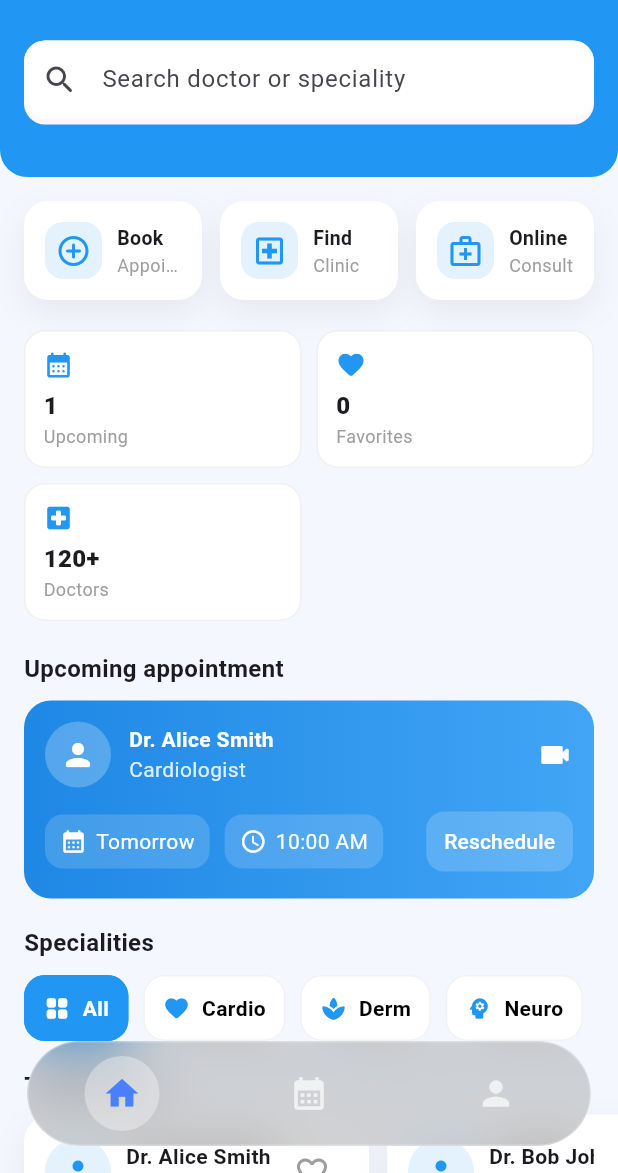
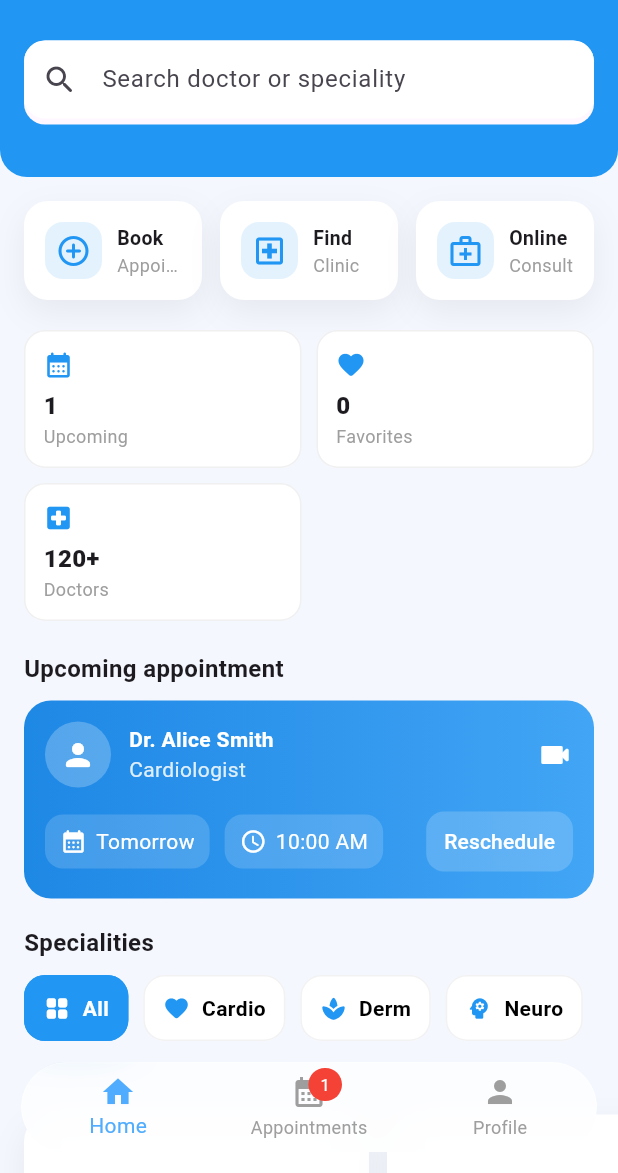
Before and after one commit to madproject6th/madprojects, a Flutter app: the HomeScreen screen opened directly, in the side drawer, after a tap on "Home", on a phone screen of 412 x 824 dp, the part 63-1236 px from its top. Run offline on Flutter 3.47's test engine with Material 3 defaults, Android fonts, the phone set to English and light mode, and no system bars; network calls fail.

Commit message:
Revert "my first project"

```diff
--- a/lib/ui/home/home_screen.dart
+++ b/lib/ui/home/home_screen.dart
@@ -34,10 +34,6 @@ class _HomeScreenState extends State<HomeScreen> {
     super.dispose();
   }
 
-  void _openDrawer() {
-    _scaffoldKey.currentState?.openDrawer();
-  }
-
   @override
   Widget build(BuildContext context) {
     final isWide = MediaQuery.sizeOf(context).width >= 900;
@@ -50,10 +46,9 @@ class _HomeScreenState extends State<HomeScreen> {
 
     return Scaffold(
       key: _scaffoldKey,
-      extendBody: true, // 🔥 blur ke liye MUST
       backgroundColor: const Color(0xFFF4F7FE),
 
-      drawer: AppDrawer(
+      drawer: _AppDrawer(
         selectedIndex: _selectedIndex,
         upcomingCount: _store.upcoming.length,
         onSelect: (i) {
@@ -85,10 +80,14 @@ class _HomeScreenState extends State<HomeScreen> {
             ),
     );
   }
+
+  void _openDrawer() {
+    _scaffoldKey.currentState?.openDrawer();
+  }
 }
 
 //
-// SIDE RAIL
+// 🔥 SIDE NAV (WEB)
 //
 class _SideRail extends StatelessWidget {
   final int selectedIndex;
@@ -98,12 +97,14 @@ class _SideRail extends StatelessWidget {
 
   @override
   Widget build(BuildContext context) {
-    return NavigationRail(
+    return Container(
+      color: Colors.white,
+      child: NavigationRail(
         selectedIndex: selectedIndex,
         onDestinationSelected: onSelect,
         labelType: NavigationRailLabelType.all,
-      selectedIconTheme: const IconThemeData(color: Color(0xFF4A80FF)),
-      selectedLabelTextStyle: const TextStyle(color: Color(0xFF4A80FF)),
+        selectedIconTheme: const IconThemeData(color: Color(0xFF4FACFE)),
+        selectedLabelTextStyle: const TextStyle(color: Color(0xFF4FACFE)),
         destinations: const [
           NavigationRailDestination(
             icon: Icon(Icons.home_outlined),
@@ -121,12 +122,13 @@ class _SideRail extends StatelessWidget {
             label: Text("Profile"),
           ),
         ],
+      ),
     );
   }
 }
 
 //
-// 🔥 GLASS NAVBAR (FIXED VERSION)
+// 🔥 GLASS BOTTOM NAV
 //
 class _GlassBottomNav extends StatelessWidget {
   final int index;
@@ -137,177 +139,34 @@ class _GlassBottomNav extends StatelessWidget {
   @override
   Widget build(BuildContext context) {
     return Padding(
-      padding: const EdgeInsets.all(18),
+      padding: const EdgeInsets.all(14),
       child: ClipRRect(
-        borderRadius: BorderRadius.circular(40),
+        borderRadius: BorderRadius.circular(30),
         child: BackdropFilter(
-          filter: ImageFilter.blur(sigmaX: 18, sigmaY: 18),
+          filter: ImageFilter.blur(sigmaX: 15, sigmaY: 15),
           child: Container(
-            height: 70,
             decoration: BoxDecoration(
-              color: const Color.fromARGB(255, 46, 46, 46).withOpacity(0.2),
-              borderRadius: BorderRadius.circular(40),
+              color: Colors.white.withOpacity(0.7),
+              borderRadius: BorderRadius.circular(30),
               border: Border.all(color: Colors.white.withOpacity(0.3)),
             ),
-            child: Row(
-              mainAxisAlignment: MainAxisAlignment.spaceAround,
-              children: [
-                _navItem(Icons.home, 0),
-                _navItem(Icons.calendar_month, 1),
-                _navItem(Icons.person, 2),
-              ],
+            child: BottomNavigationBar(
+              currentIndex: index,
+              onTap: onTap,
+              elevation: 0,
+              backgroundColor: Colors.transparent,
+              selectedItemColor: const Color(0xFF4FACFE),
+              unselectedItemColor: Colors.grey,
+              items: const [
+                BottomNavigationBarItem(icon: Icon(Icons.home), label: "Home"),
+                BottomNavigationBarItem(
+                  icon: _AppointmentsNavIcon(),
+                  label: "Appointments",
                 ),
+                BottomNavigationBarItem(
+                  icon: Icon(Icons.person),
+                  label: "Profile",
                 ),
-        ),
-      ),
-    );
-  }
-
-  Widget _navItem(IconData icon, int i) {
-    final isSelected = index == i;
-
-    return MouseRegion(
-      cursor: SystemMouseCursors.click,
-      child: GestureDetector(
-        onTap: () => onTap(i),
-        child: AnimatedContainer(
-          duration: const Duration(milliseconds: 250),
-          padding: const EdgeInsets.all(12),
-          decoration: BoxDecoration(
-            color: isSelected
-                ? Colors.white.withOpacity(0.35)
-                : Colors.transparent,
-            shape: BoxShape.circle,
-          ),
-          child: Icon(
-            icon,
-            size: 26,
-            color: isSelected ? const Color(0xFF4A80FF) : Colors.white70,
-          ),
-        ),
-      ),
-    );
-  }
-}
-
-//
-// 🔥 DRAWER (YOUR STYLE - CLEANED)
-//
-class AppDrawer extends StatelessWidget {
-  final int selectedIndex;
-  final int upcomingCount;
-  final ValueChanged<int> onSelect;
-
-  const AppDrawer({
-    super.key,
-    required this.selectedIndex,
-    required this.upcomingCount,
-    required this.onSelect,
-  });
-
-  @override
-  Widget build(BuildContext context) {
-    return Drawer(
-      backgroundColor: Colors.transparent,
-      elevation: 0,
-      child: Container(
-        decoration: const BoxDecoration(
-          gradient: LinearGradient(
-            colors: [Color(0xFF4A80FF), Color(0xFF3A6FE0)],
-            begin: Alignment.topLeft,
-            end: Alignment.bottomRight,
-          ),
-          borderRadius: BorderRadius.only(
-            topRight: Radius.circular(30),
-            bottomRight: Radius.circular(30),
-          ),
-        ),
-        child: SafeArea(
-          child: Padding(
-            padding: const EdgeInsets.symmetric(horizontal: 18),
-            child: Column(
-              crossAxisAlignment: CrossAxisAlignment.start,
-              children: [
-                const SizedBox(height: 15),
-
-                const Text(
-                  "Sidebar",
-                  style: TextStyle(
-                    color: Colors.white,
-                    fontSize: 26,
-                    fontWeight: FontWeight.bold,
-                  ),
-                ),
-
-                const SizedBox(height: 10),
-                Container(height: 2, width: 60, color: Colors.white38),
-
-                const SizedBox(height: 25),
-
-                const Row(
-                  children: [
-                    CircleAvatar(
-                      radius: 24,
-                      backgroundColor: Colors.white24,
-                      child: Icon(Icons.person, color: Colors.white),
-                    ),
-                    SizedBox(width: 12),
-                    Column(
-                      crossAxisAlignment: CrossAxisAlignment.start,
-                      children: [
-                        Text(
-                          "Ali",
-                          style: TextStyle(
-                            color: Colors.white,
-                            fontWeight: FontWeight.bold,
-                          ),
-                        ),
-                        Text(
-                          "ali@example.com",
-                          style: TextStyle(color: Colors.white70, fontSize: 12),
-                        ),
-                      ],
-                    ),
-                  ],
-                ),
-
-                const SizedBox(height: 30),
-                const Divider(color: Colors.white24),
-                const SizedBox(height: 20),
-
-                _DrawerTile(
-                  selected: selectedIndex == 0,
-                  icon: Icons.home_outlined,
-                  title: "Home",
-                  onTap: () => onSelect(0),
-                ),
-                _DrawerTile(
-                  selected: selectedIndex == 1,
-                  icon: Icons.calendar_month_outlined,
-                  title: "Appointments",
-                  trailing: upcomingCount > 0
-                      ? _Badge(count: upcomingCount)
-                      : null,
-                  onTap: () => onSelect(1),
-                ),
-                _DrawerTile(
-                  selected: selectedIndex == 2,
-                  icon: Icons.person_outline,
-                  title: "Profile",
-                  onTap: () => onSelect(2),
-                ),
-
-                const Spacer(),
-                const Divider(color: Colors.white24),
-
-                _DrawerTile(
-                  selected: false,
-                  icon: Icons.settings_outlined,
-                  title: "Settings",
-                  onTap: () {},
-                ),
-
-                const SizedBox(height: 20),
               ],
             ),
           ),
@@ -318,9 +177,98 @@ class AppDrawer extends StatelessWidget {
 }
 
 //
-// DRAWER TILE
+// 🔥 PREMIUM DRAWER
 //
-class _DrawerTile extends StatefulWidget {
+class _AppDrawer extends StatelessWidget {
+  final int selectedIndex;
+  final int upcomingCount;
+  final ValueChanged<int> onSelect;
+
+  const _AppDrawer({
+    required this.selectedIndex,
+    required this.upcomingCount,
+    required this.onSelect,
+  });
+
+  @override
+  Widget build(BuildContext context) {
+    return Drawer(
+      child: Column(
+        children: [
+          Container(
+            width: double.infinity,
+            padding: const EdgeInsets.all(20),
+            decoration: const BoxDecoration(
+              gradient: LinearGradient(
+                colors: [Color(0xFF667EEA), Color(0xFF764BA2)],
+              ),
+            ),
+            child: Row(
+              children: const [
+                CircleAvatar(
+                  radius: 28,
+                  backgroundColor: Colors.white,
+                  child: Icon(Icons.person, color: Colors.deepPurple),
+                ),
+                SizedBox(width: 12),
+                Column(
+                  crossAxisAlignment: CrossAxisAlignment.start,
+                  children: [
+                    Text(
+                      "Ali",
+                      style: TextStyle(
+                        color: Colors.white,
+                        fontSize: 18,
+                        fontWeight: FontWeight.bold,
+                      ),
+                    ),
+                    Text(
+                      "ali@example.com",
+                      style: TextStyle(color: Colors.white70),
+                    ),
+                  ],
+                ),
+              ],
+            ),
+          ),
+
+          const SizedBox(height: 10),
+
+          _DrawerTile(
+            selected: selectedIndex == 0,
+            icon: Icons.home,
+            title: "Home",
+            onTap: () => onSelect(0),
+          ),
+          _DrawerTile(
+            selected: selectedIndex == 1,
+            icon: Icons.calendar_month,
+            title: "Appointments",
+            trailing: upcomingCount > 0 ? _Badge(count: upcomingCount) : null,
+            onTap: () => onSelect(1),
+          ),
+          _DrawerTile(
+            selected: selectedIndex == 2,
+            icon: Icons.person,
+            title: "Profile",
+            onTap: () => onSelect(2),
+          ),
+
+          const Divider(),
+
+          _DrawerTile(
+            selected: false,
+            icon: Icons.settings,
+            title: "Settings",
+            onTap: () {},
+          ),
+        ],
+      ),
+    );
+  }
+}
+
+class _DrawerTile extends StatelessWidget {
   final bool selected;
   final IconData icon;
   final String title;
@@ -336,62 +284,20 @@ class _DrawerTile extends StatefulWidget {
   });
 
   @override
-  State<_DrawerTile> createState() => _DrawerTileState();
-}
-
-class _DrawerTileState extends State<_DrawerTile> {
-  bool _hover = false;
-
-  @override
   Widget build(BuildContext context) {
-    final active = widget.selected;
-
-    return MouseRegion(
-      cursor: SystemMouseCursors.click,
-      onEnter: (_) => setState(() => _hover = true),
-      onExit: (_) => setState(() => _hover = false),
-      child: GestureDetector(
-        onTap: widget.onTap,
-        child: AnimatedContainer(
-          duration: const Duration(milliseconds: 200),
-          margin: const EdgeInsets.symmetric(vertical: 6),
-          padding: const EdgeInsets.symmetric(horizontal: 14, vertical: 12),
-          decoration: BoxDecoration(
-            color: active
-                ? Colors.white
-                : _hover
-                ? Colors.white.withOpacity(0.18)
-                : Colors.transparent,
-            borderRadius: BorderRadius.circular(14),
+    return ListTile(
+      selected: selected,
+      onTap: onTap,
+      leading: Icon(
+        icon,
+        color: selected ? const Color(0xFF4FACFE) : Colors.grey,
       ),
-          child: Row(
-            children: [
-              Icon(
-                widget.icon,
-                color: active ? const Color(0xFF3A6FE0) : Colors.white,
-              ),
-              const SizedBox(width: 12),
-              Expanded(
-                child: Text(
-                  widget.title,
-
-                  style: TextStyle(
-                    color: active ? const Color(0xFF3A6FE0) : Colors.white,
-                  ),
-                ),
-              ),
-              if (widget.trailing != null) widget.trailing!,
-            ],
-          ),
-        ),
-      ),
+      title: Text(title),
+      trailing: trailing,
     );
   }
 }
 
-//
-// BADGE
-//
 class _Badge extends StatelessWidget {
   final int count;
 
@@ -400,15 +306,33 @@ class _Badge extends StatelessWidget {
   @override
   Widget build(BuildContext context) {
     return Container(
-      padding: const EdgeInsets.all(6),
-      decoration: const BoxDecoration(
+      padding: const EdgeInsets.symmetric(horizontal: 8, vertical: 3),
+      decoration: BoxDecoration(
         color: Colors.red,
-        shape: BoxShape.circle,
+        borderRadius: BorderRadius.circular(20),
       ),
       child: Text(
         count > 9 ? "9+" : "$count",
-        style: const TextStyle(color: Colors.white, fontSize: 10),
+        style: const TextStyle(color: Colors.white, fontSize: 11),
       ),
     );
   }
 }
+
+class _AppointmentsNavIcon extends StatelessWidget {
+  const _AppointmentsNavIcon();
+
+  @override
+  Widget build(BuildContext context) {
+    final count = AppointmentStore.instance.upcoming.length;
+
+    return Stack(
+      clipBehavior: Clip.none,
+      children: [
+        const Icon(Icons.calendar_month),
+        if (count > 0)
+          Positioned(top: -4, right: -10, child: _Badge(count: count)),
+      ],
+    );
+  }
+}
--- a/lib/ui/screen/login_screen.dart
+++ b/lib/ui/screen/login_screen.dart
@@ -19,13 +19,6 @@ class _LoginScreenState extends State<LoginScreen> {
   bool _obscure = true;
 
   @override
-  void dispose() {
-    _emailController.dispose();
-    _passwordController.dispose();
-    super.dispose();
-  }
-
-  @override
   Widget build(BuildContext context) {
     final width = MediaQuery.sizeOf(context).width;
     final cardWidth = width < 520 ? width * 0.92 : 450.0;
@@ -33,23 +26,25 @@ class _LoginScreenState extends State<LoginScreen> {
     return Scaffold(
       body: Stack(
         children: [
-          // Background Image
+          // 🔵 Background Image
           Container(
             decoration: const BoxDecoration(
               image: DecorationImage(
-                image: AssetImage("assets/images/backgroundimage.jpg"),
+                image: AssetImage(
+                  "assets/images/backgroundimage.jpg",
+                ), // apni image add karo
                 fit: BoxFit.cover,
               ),
             ),
           ),
 
-          // Blur Layer
+          // 🌫 Blur Effect
           BackdropFilter(
             filter: ImageFilter.blur(sigmaX: 8, sigmaY: 8),
-            child: Container(color: Colors.black.withOpacity(0.2)),
+            child: Container(color: Colors.black.withValues(alpha: 0.2)),
           ),
 
-          // Login Card
+          // 🧊 Center Login Card
           Center(
             child: SingleChildScrollView(
               padding: const EdgeInsets.symmetric(vertical: 20),
@@ -58,9 +53,16 @@ class _LoginScreenState extends State<LoginScreen> {
                 constraints: const BoxConstraints(maxWidth: 450),
                 padding: EdgeInsets.all(width < 520 ? 22 : 40),
                 decoration: BoxDecoration(
-                  color: const Color.fromARGB(255, 5, 4, 4).withOpacity(0.2),
+                  color: const Color.fromARGB(
+                    255,
+                    5,
+                    4,
+                    4,
+                  ).withValues(alpha: 0.2),
                   borderRadius: BorderRadius.circular(20),
-                  border: Border.all(color: Colors.white.withOpacity(0.3)),
+                  border: Border.all(
+                    color: Colors.white.withValues(alpha: 0.3),
+                  ),
                 ),
                 child: Form(
                   key: _formKey,
@@ -72,10 +74,12 @@ class _LoginScreenState extends State<LoginScreen> {
                         size: 60,
                         color: Colors.white,
                       ),
+
                       const SizedBox(height: 10),
 
                       const Text(
                         "Login",
+
                         style: TextStyle(
                           fontSize: 22,
                           color: Colors.white,
@@ -85,7 +89,7 @@ class _LoginScreenState extends State<LoginScreen> {
 
                       SizedBox(height: width < 520 ? 20 : 30),
 
-                      // EMAIL
+                      // Email
                       TextFormField(
                         controller: _emailController,
                         style: const TextStyle(color: Colors.white),
@@ -94,16 +98,13 @@ class _LoginScreenState extends State<LoginScreen> {
                           if (value == null || value.isEmpty) {
                             return "Enter email";
                           }
-                          if (!RegExp(r'^[^@]+@[^@]+\.[^@]+').hasMatch(value)) {
-                            return "Enter valid email";
-                          }
                           return null;
                         },
                       ),
 
                       const SizedBox(height: 20),
 
-                      // PASSWORD
+                      // Password
                       TextFormField(
                         controller: _passwordController,
                         obscureText: _obscure,
@@ -128,39 +129,23 @@ class _LoginScreenState extends State<LoginScreen> {
                           if (value == null || value.isEmpty) {
                             return "Enter password";
                           }
-                          if (value.length < 6) {
-                            return "Password must be at least 6 characters";
-                          }
                           return null;
                         },
                       ),
 
                       SizedBox(height: width < 520 ? 24 : 35),
 
-                      // LOGIN BUTTON
+                      // Login Button
                       SizedBox(
                         width: double.infinity,
                         child: ElevatedButton(
                           onPressed: () {
-                            if (_formKey.currentState!.validate()) {
-                              if (_emailController.text.trim() ==
-                                      "atiq123@gmail.com" &&
-                                  _passwordController.text.trim() == "111111") {
                             Navigator.push(
                               context,
                               MaterialPageRoute(
                                 builder: (context) => HomeScreen(),
                               ),
                             );
-                              } else {
-                                ScaffoldMessenger.of(context).showSnackBar(
-                                  const SnackBar(
-                                    content: Text("Invalid email or password"),
-                                    backgroundColor: Colors.red,
-                                  ),
-                                );
-                              }
-                            }
                           },
                           style: ElevatedButton.styleFrom(
                             backgroundColor: Colors.blueAccent,
@@ -181,12 +166,11 @@ class _LoginScreenState extends State<LoginScreen> {
                       ),
 
                       const SizedBox(height: 10),
-
                       Wrap(
                         alignment: WrapAlignment.center,
                         crossAxisAlignment: WrapCrossAlignment.center,
                         children: [
-                          const Text(
+                          Text(
                             "Don't have an account?",
                             style: TextStyle(color: Colors.white70),
                           ),
@@ -217,14 +201,14 @@ class _LoginScreenState extends State<LoginScreen> {
     );
   }
 
-  // INPUT DECORATION
+  // ✨ Custom Input Decoration
   InputDecoration _inputDecoration(String hint, IconData icon) {
     return InputDecoration(
       hintText: hint,
       hintStyle: const TextStyle(color: Colors.white70),
       prefixIcon: Icon(icon, color: Colors.white),
       filled: true,
-      fillColor: Colors.white.withOpacity(0.2),
+      fillColor: Colors.white.withValues(alpha: 0.2),
       border: OutlineInputBorder(
         borderRadius: BorderRadius.circular(10),
         borderSide: BorderSide.none,
```
Lines whose indentation alone changed are shown as unchanged.
